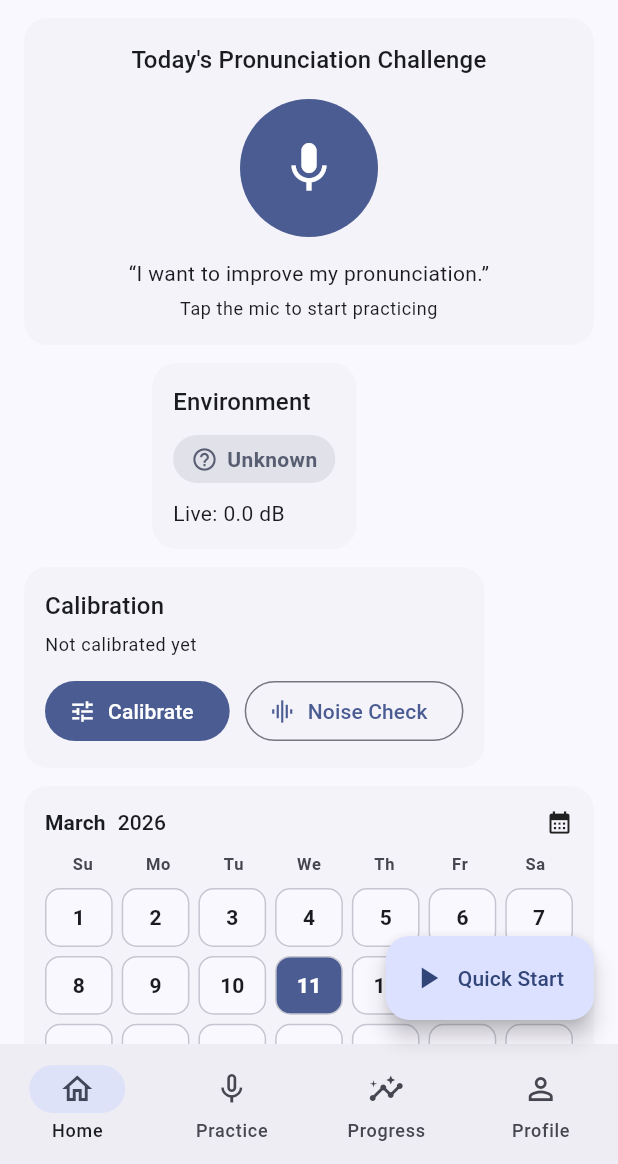
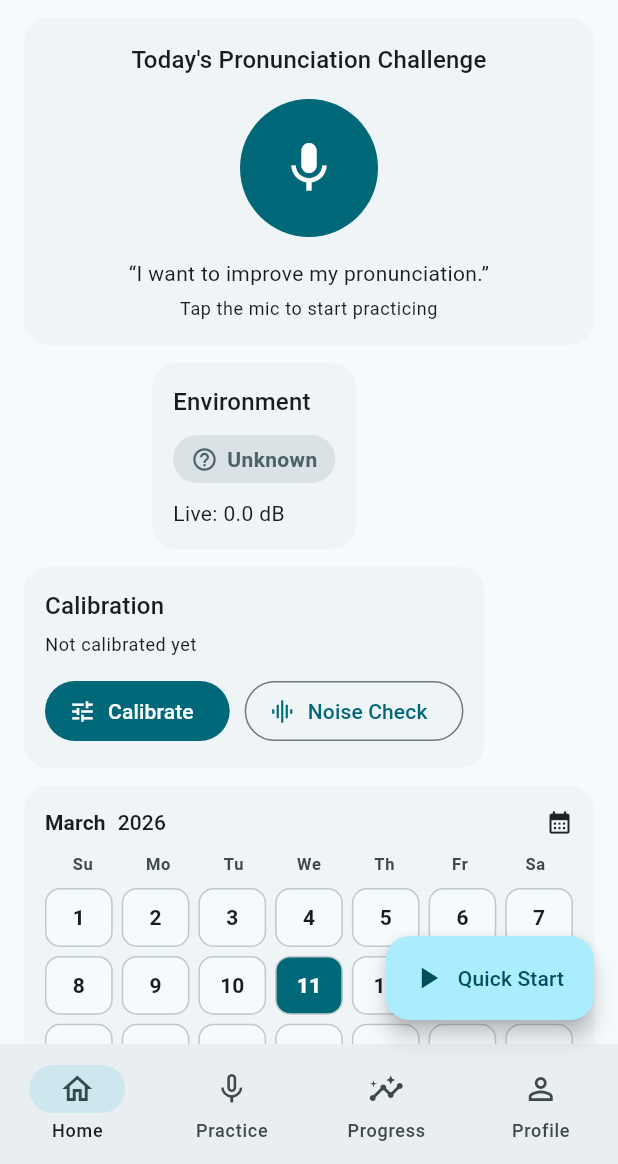
Before and after one commit to veer1e/SpeakSmart.Prototype, a Flutter app: the screen it shows after launch, on a phone screen of 412 x 824 dp, the part 72-1236 px from its top. Run offline on Flutter 3.47's test engine with Material 3 defaults, Android fonts, the light colour scheme and no system bars; our stand-ins replace flutter_tts, permission_handler, shared_preferences, speech_to_text; missing offline and left inert: noise_meter.

Commit message:
Changed theme seed color to a more teal-y shade, which is more calming and less "loud" than the previous bright blue. This should help make the app feel more soothing and less stressful for users, especially those with anxiety or sensory sensitivities.

```diff
--- a/lib/app/theme.dart
+++ b/lib/app/theme.dart
@@ -3,7 +3,7 @@ import 'package:flutter/material.dart';
 ThemeData buildTheme() {
   final base = ThemeData(
     useMaterial3: true,
-    colorScheme: ColorScheme.fromSeed(seedColor: const Color(0xFF2A6CF6)),
+    colorScheme: ColorScheme.fromSeed(seedColor: const Color.fromARGB(255, 6, 114, 133)),
   );
 
   return base.copyWith(
```
